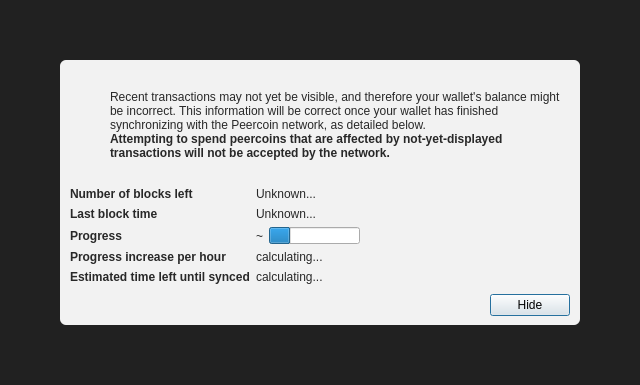
The window that src/qt/forms/modaloverlay.ui (equalishcoin/equalishcoind) describes before a commit, drawn with Qt 5.
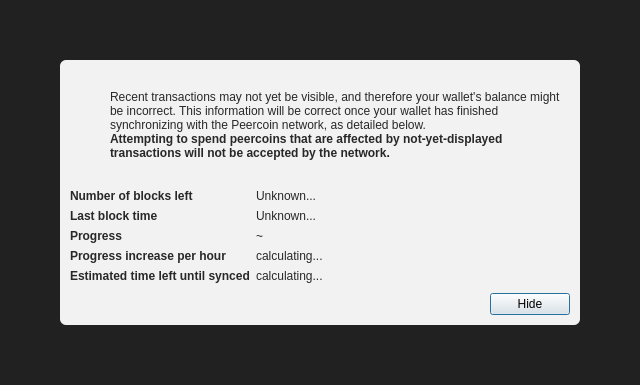
The same window after the commit. Icons and pictures are not drawn.

Commit message: Remove progress bar on modal overlay

What changed in the file:
```diff
--- a/src/qt/forms/modaloverlay.ui
+++ b/src/qt/forms/modaloverlay.ui
@@ -271,16 +271,6 @@
                </property>
               </widget>
              </item>
-             <item>
-              <widget class="QProgressBar" name="progressBar">
-               <property name="value">
-                <number>24</number>
-               </property>
-               <property name="format">
-                <string/>
-               </property>
-              </widget>
-             </item>
             </layout>
            </item>
            <item row="4" column="0">
```
The commit also changes 1 other file.
